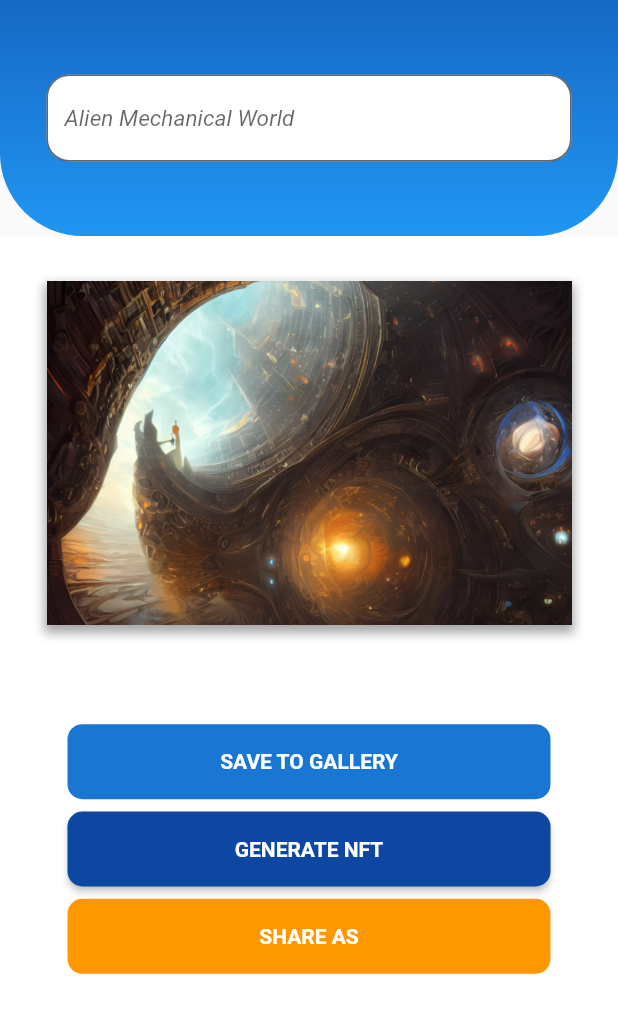
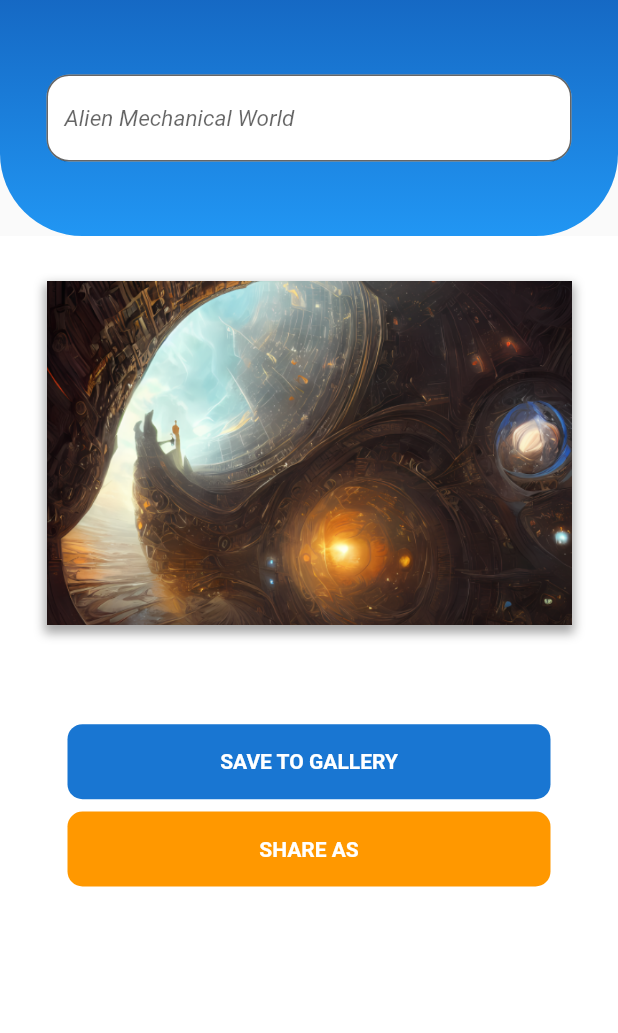
Before and after one commit to anas790/imagisea, a Flutter app: the Finalized_screen screen opened directly, on a phone screen of 412 x 824 dp, the part 176-1209 px from its top. Run offline on Flutter 3.47's test engine with Material 2 defaults, Android fonts, the phone set to English and light mode, and no system bars; our stand-ins replace firebase_core, flutter_otp_text_field, google_fonts, loading_animation_widget; missing offline and left inert: crypto_font_icons, fl_country_code_picker, select_card; accounts and stored records are empty.

Commit message:
nft button deleted

```diff
--- a/lib/Screens/HomeScreen.dart
+++ b/lib/Screens/HomeScreen.dart
@@ -318,8 +318,8 @@ class _HomepageState extends State<Homepage> {
                         },
                       );
                     },
-                    child: Row(
-                      children: const [
+                    child: const Row(
+                      children: [
                         Text('Show All'),
                         Icon(Icons.arrow_right),
                       ],
--- a/lib/screens/finalized_screen.dart
+++ b/lib/screens/finalized_screen.dart
@@ -1,6 +1,5 @@
 import 'package:flutter/material.dart';
 import 'package:google_fonts/google_fonts.dart';
-
 
 class Finalized_screen extends StatefulWidget {
   const Finalized_screen({Key? key}) : super(key: key);
@@ -39,7 +38,7 @@ class _Finalized_screenState extends State<Finalized_screen> {
                     children: [
                       Row(
                         children: [
-                           Padding(
+                          Padding(
                             padding: const EdgeInsets.only(left: 8.0, top: 20),
                             child: Align(
                               alignment: Alignment.topLeft,
@@ -142,15 +141,15 @@ class _Finalized_screenState extends State<Finalized_screen> {
                             children: [
                               ElevatedButton(
                                 style: ButtonStyle(
-                                    minimumSize: MaterialStateProperty.all(const Size(200, 50)),
+                                    minimumSize: MaterialStateProperty.all(
+                                        const Size(200, 50)),
                                     backgroundColor: MaterialStateProperty.all(
                                         Colors.blue.shade700),
                                     shape: MaterialStateProperty.all<
                                             RoundedRectangleBorder>(
                                         RoundedRectangleBorder(
-                                            borderRadius:
-                                                BorderRadius.circular(10.0),
-                                            ))),
+                                      borderRadius: BorderRadius.circular(10.0),
+                                    ))),
                                 onPressed: null,
                                 child: const Text(
                                   'SAVE TO GALLERY',
@@ -165,42 +164,16 @@ class _Finalized_screenState extends State<Finalized_screen> {
                                     MediaQuery.of(context).size.height * 0.01,
                               ),
                               ElevatedButton(
-                                  style: ButtonStyle(
-                                      minimumSize: MaterialStateProperty.all(const Size(200, 50)),
-                                      backgroundColor:
-                                          MaterialStateProperty.all(
-                                              Colors.blue.shade900),
-                                      shape: MaterialStateProperty.all<
-                                              RoundedRectangleBorder>(
-                                          RoundedRectangleBorder(
-                                              borderRadius:
-                                                  BorderRadius.circular(10.0),
-                                              ))),
-                                  onPressed: () {
-
-                                  },
-                                  child: const Text(
-                                    'GENERATE NFT',
-                                    style: TextStyle(
-                                      fontWeight: FontWeight.bold,
-                                      color: Colors.white,
-                                    ),
-                                  )),
-                              SizedBox(
-                                height:
-                                    MediaQuery.of(context).size.height * 0.01,
-                              ),
-                              ElevatedButton(
                                 style: ButtonStyle(
-                                    minimumSize: MaterialStateProperty.all(const Size(200, 50)),
+                                    minimumSize: MaterialStateProperty.all(
+                                        const Size(200, 50)),
                                     backgroundColor: MaterialStateProperty.all(
                                         Colors.orange.shade500),
                                     shape: MaterialStateProperty.all<
                                             RoundedRectangleBorder>(
                                         RoundedRectangleBorder(
-                                            borderRadius:
-                                                BorderRadius.circular(10.0),
-                                            ))),
+                                      borderRadius: BorderRadius.circular(10.0),
+                                    ))),
                                 onPressed: null,
                                 child: const Text(
                                   'SHARE AS',
--- a/lib/screens/loading_screen.dart
+++ b/lib/screens/loading_screen.dart
@@ -2,7 +2,6 @@ import 'package:flutter/material.dart';
 import 'package:google_fonts/google_fonts.dart';
 import 'package:imagisea/screens/login_screen.dart';
 import 'package:loading_animation_widget/loading_animation_widget.dart';
-import 'package:imagisea/Widgets/Buttons.dart';
 
 
 class Loading_screen extends StatefulWidget {
--- a/lib/screens/login_screen.dart
+++ b/lib/screens/login_screen.dart
@@ -148,11 +148,11 @@ class LoginState extends State<Login> {
                 const SizedBox(
                   height: 5.0,
                 ),
-                Padding(
-                  padding: const EdgeInsets.only(left: 20.0),
+                const Padding(
+                  padding: EdgeInsets.only(left: 20.0),
                   child: Column(
                     crossAxisAlignment: CrossAxisAlignment.stretch,
-                    children: const [
+                    children: [
                       Text(
                         textAlign: TextAlign.left,
                         'A verification OTP will be sent to your phone number via SMS.',
--- a/lib/screens/profile_screen.dart
+++ b/lib/screens/profile_screen.dart
@@ -147,10 +147,10 @@ class _MyProfileState extends State<MyProfile> {
                         borderRadius: BorderRadius.circular(18.0))),
                   ),
                   onPressed: null,
-                  child: Padding(
-                    padding: const EdgeInsets.all(8.0),
+                  child: const Padding(
+                    padding: EdgeInsets.all(8.0),
                     child: Row(
-                      children: const [
+                      children: [
                         CircleAvatar(
                           backgroundColor: Colors.white,
                           child: Icon(CryptoFontIcons.ETH, color: Colors.black),
--- a/pubspec.yaml
+++ b/pubspec.yaml
@@ -30,7 +30,7 @@ environment:
 dependencies:
   flutter:
     sdk: flutter
-  google_fonts: ^2.1.1
+  google_fonts: ^6.1.0
   select_card: ^0.0.9
   simple_gradient_text: 1.2.4
   fl_country_code_picker: ^0.0.4
@@ -38,19 +38,21 @@ dependencies:
   bottom_drawer: ^0.0.5
   flutter_otp_text_field: ^1.1.0+2
   loading_animation_widget:
-  wave: ^0.0.8
+  wave: ^0.2.2
   crypto_font_icons: 1.0.0+1
   font_awesome_flutter: '>= 4.7.0'
   cloud_firestore: ^4.9.2
   firebase_auth: ^4.10.0
   firebase_core: ^2.16.0
   pinput: ^3.0.1
+  firebase_storage: ^11.3.1
 
 
 
   # The following adds the Cupertino Icons font to your application.
   # Use with the CupertinoIcons class for iOS style icons.
   cupertino_icons: ^1.0.2
+  provider: ^6.0.5
 
 dev_dependencies:
   flutter_test:
```
Also changed, not shown: lib/main.dart (+6 -6 lines), lib/screens/generate_screen.dart (+10 -13 lines), pubspec.lock, 10 other files.
